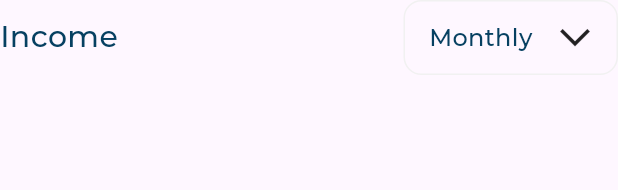
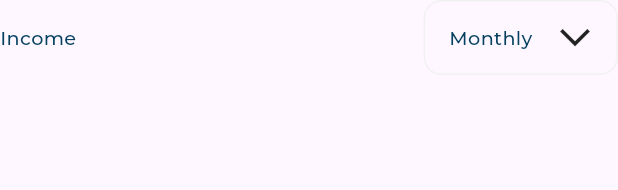
Before and after one commit to Ahmedatef5O5/responsive_dash_board, a Flutter app: the IncomeSectionHeader widget shown alone on an empty page, opened directly, on a phone screen of 412 x 824 dp. Shown: the top 190 px of the screen. Run offline on Flutter 3.47's test engine with Material 3 defaults, Android fonts, the phone set to English and light mode, and no system bars; our stand-ins replace expandable_page_view, fl_chart, flutter_svg; project files that could hold a hidden picture were left out.

Commit message:
get responsive font size part two (using Platform Dispatcher)

```diff
--- a/lib/utils/app_styles.dart
+++ b/lib/utils/app_styles.dart
@@ -1,104 +1,81 @@
 import 'package:flutter/material.dart';
-import 'package:responsive_dash_board/utils/size_config.dart';
+import 'package:responsive_dash_board/utils/responsive_font_size.dart';
 
 abstract class AppStyles {
-  static const TextStyle styleRegular16 = TextStyle(
+  static TextStyle styleRegular16 = TextStyle(
     color: Color(0xff064060),
-    fontSize: 16,
+    fontSize: getResponsiveFontSize(fontSize: 16),
     fontFamily: 'Montserrat',
     fontWeight: FontWeight.w400,
   );
 
-  static const TextStyle styleBold16 = TextStyle(
+  static TextStyle styleBold16 = TextStyle(
     color: Color(0xff4eb7f2),
-    fontSize: 16,
+    fontSize: getResponsiveFontSize(fontSize: 16),
     fontFamily: 'Montserrat',
     fontWeight: FontWeight.w700,
   );
 
-  static const TextStyle styleMedium14 = TextStyle(
+  static TextStyle styleMedium14 = TextStyle(
     color: Color(0xff064061),
-    fontSize: 14,
+    fontSize: getResponsiveFontSize(fontSize: 14),
     fontFamily: 'Montserrat',
     fontWeight: FontWeight.w400,
   );
 
-  static const TextStyle styleMedium16 = TextStyle(
+  static TextStyle styleMedium16 = TextStyle(
     color: Color(0xff064061),
-    fontSize: 16,
+    fontSize: getResponsiveFontSize(fontSize: 16),
     fontFamily: 'Montserrat',
     fontWeight: FontWeight.w500,
   );
 
-  static const TextStyle styleMedium20 = TextStyle(
+  static TextStyle styleMedium20 = TextStyle(
     color: Color(0xffffffff),
-    fontSize: 20,
+    fontSize: getResponsiveFontSize(fontSize: 20),
     fontFamily: 'Montserrat',
     fontWeight: FontWeight.w500,
   );
 
-  static const TextStyle styleSemiBold16 = TextStyle(
+  static TextStyle styleSemiBold16 = TextStyle(
     color: Color(0xff064061),
-    fontSize: 16,
+    fontSize: getResponsiveFontSize(fontSize: 16),
     fontFamily: 'Montserrat',
     fontWeight: FontWeight.w600,
   );
 
-  static const TextStyle styleSemiBold20 = TextStyle(
+  static TextStyle styleSemiBold20 = TextStyle(
     color: Color(0xff064061),
-    fontSize: 20,
+    fontSize: getResponsiveFontSize(fontSize: 16),
     fontFamily: 'Montserrat',
     fontWeight: FontWeight.w600,
   );
 
-  static const TextStyle styleSemiBold24 = TextStyle(
+  static TextStyle styleSemiBold24 = TextStyle(
     color: Color(0xff064061),
-    fontSize: 24,
+    fontSize: getResponsiveFontSize(fontSize: 24),
     fontFamily: 'Montserrat',
     fontWeight: FontWeight.w600,
   );
 
-  static const TextStyle styleRegular12 = TextStyle(
+  static TextStyle styleRegular12 = TextStyle(
     color: Color(0xff064061),
-    fontSize: 12,
+    fontSize: getResponsiveFontSize(fontSize: 12),
     fontFamily: 'Montserrat',
     fontWeight: FontWeight.w400,
   );
 
-  static const TextStyle styleRegular14 = TextStyle(
+  static TextStyle styleRegular14 = TextStyle(
     color: Color(0xffaaaaaa),
-    fontSize: 14,
+    fontSize: getResponsiveFontSize(fontSize: 14),
     fontFamily: 'Montserrat',
     fontWeight: FontWeight.w400,
   );
 
-  static const TextStyle styleSemiBold18 = TextStyle(
+  static TextStyle styleSemiBold18 = TextStyle(
     color: Color(0xff4eb7f2),
-    fontSize: 18,
+    fontSize: getResponsiveFontSize(fontSize: 18),
     fontFamily: 'Montserrat',
     fontWeight: FontWeight.w600,
   );
 }
-
-// scale factor
-// responsive font size
-// (min , max) fontsize
-
-double getResponsiveFontSize(BuildContext context, double fontSize) {
-  double scaleFactor = getScaleFactor(context);
-  double responsiveFontSize = fontSize * scaleFactor;
-  double lowerLimit = fontSize * .8;
-  double upperLimit = fontSize * 1.2;
-  return responsiveFontSize.clamp(lowerLimit, upperLimit);
-}
-
-double getScaleFactor(BuildContext context) {
-  double width = MediaQuery.sizeOf(context).width;
-  if (width < SizeConfig.tablet) {
-    return width / 550;
-  } else if (width < SizeConfig.desktop) {
-    return width / 1000;
-  } else {
-    return width / 1920;
-  }
-}
--- a/lib/widgets/all_expenses_header.dart
+++ b/lib/widgets/all_expenses_header.dart
@@ -9,7 +9,7 @@ class AllExpensesHeader extends StatelessWidget {
   Widget build(BuildContext context) {
     return Row(
       children: [
-        const Text("All Expenses", style: AppStyles.styleSemiBold20),
+        Text("All Expenses", style: AppStyles.styleSemiBold20),
         Expanded(child: SizedBox()),
         RangeOptions(),
       ],
--- a/lib/widgets/income_section_header.dart
+++ b/lib/widgets/income_section_header.dart
@@ -10,7 +10,7 @@ class IncomeSectionHeader extends StatelessWidget {
     return Row(
       mainAxisAlignment: MainAxisAlignment.spaceBetween,
       children: [
-        const Text('Income', style: AppStyles.styleSemiBold20),
+        Text('Income', style: AppStyles.styleSemiBold20),
         Container(
           padding: EdgeInsets.symmetric(horizontal: 16, vertical: 12),
           decoration: ShapeDecoration(
--- a/lib/widgets/quick_invoice_header.dart
+++ b/lib/widgets/quick_invoice_header.dart
@@ -8,7 +8,7 @@ class QuickInvoiceHeader extends StatelessWidget {
   Widget build(BuildContext context) {
     return Row(
       children: [
-        const Text('Quick Invoice', style: AppStyles.styleSemiBold20),
+        Text('Quick Invoice', style: AppStyles.styleSemiBold20),
         Expanded(child: SizedBox()),
         Container(
           height: 48,
```
Also changed, not shown: lib/utils/responsive_font_size.dart (added, +27 -0 lines).
